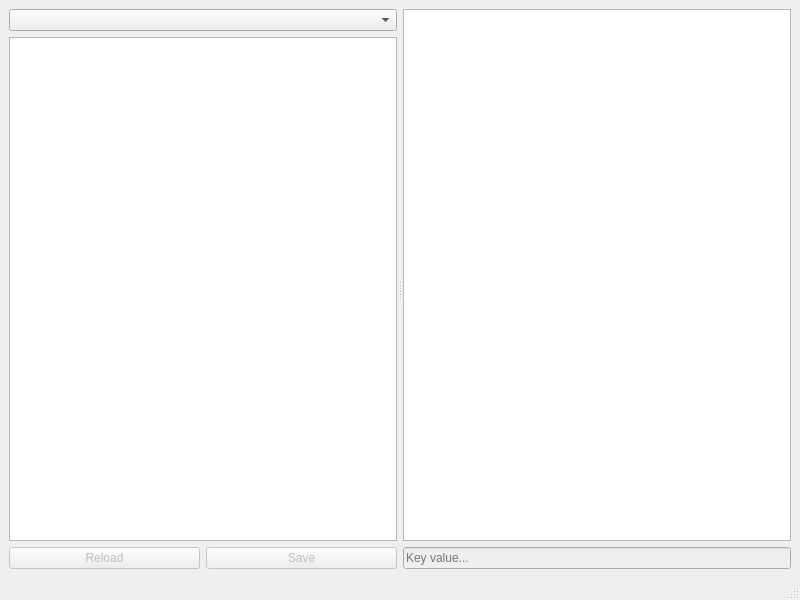
TigranKhachatryan0/kconfig_browser, file kconfig_browser/ui/kconfig_mainwindow.ui: the form before one commit.
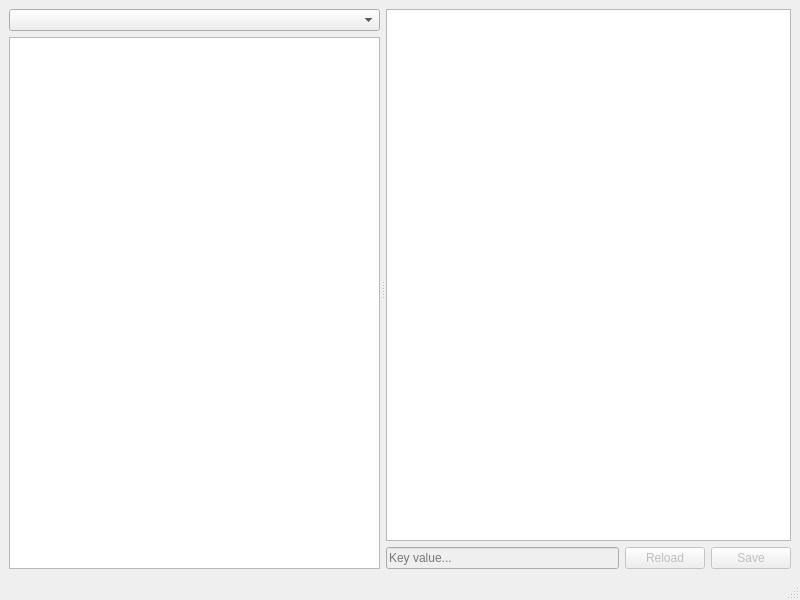
The form after the commit. Icons and pictures are not drawn.

Patch:
```diff
--- a/kconfig_browser/ui/kconfig_mainwindow.ui
+++ b/kconfig_browser/ui/kconfig_mainwindow.ui
@@ -36,15 +36,51 @@
          <widget class="QComboBox" name="comboBox_config_files"/>
         </item>
         <item>
-         <widget class="QListWidget" name="listWidget_groups"/>
+         <widget class="QListWidget" name="listWidget_groups">
+          <property name="sizePolicy">
+           <sizepolicy hsizetype="Expanding" vsizetype="Expanding">
+            <horstretch>0</horstretch>
+            <verstretch>0</verstretch>
+           </sizepolicy>
+          </property>
+         </widget>
+        </item>
+       </layout>
+      </widget>
+      <widget class="QWidget" name="verticalLayoutWidget_2">
+       <layout class="QVBoxLayout" name="right_panel">
+        <item>
+         <widget class="QListWidget" name="listWidget_keys"/>
         </item>
         <item>
          <layout class="QHBoxLayout" name="horizontalLayout">
+          <item>
+           <widget class="QLineEdit" name="lineEdit_value">
+            <property name="enabled">
+             <bool>false</bool>
+            </property>
+            <property name="sizePolicy">
+             <sizepolicy hsizetype="Expanding" vsizetype="Preferred">
+              <horstretch>0</horstretch>
+              <verstretch>0</verstretch>
+             </sizepolicy>
+            </property>
+            <property name="placeholderText">
+             <string>Key value...</string>
+            </property>
+           </widget>
+          </item>
           <item>
            <widget class="QPushButton" name="pushButton_reload">
             <property name="enabled">
              <bool>false</bool>
             </property>
+            <property name="sizePolicy">
+             <sizepolicy hsizetype="Minimum" vsizetype="Fixed">
+              <horstretch>0</horstretch>
+              <verstretch>0</verstretch>
+             </sizepolicy>
+            </property>
             <property name="text">
              <string>Reload</string>
             </property>
@@ -72,23 +108,6 @@
         </item>
        </layout>
       </widget>
-      <widget class="QWidget" name="verticalLayoutWidget_2">
-       <layout class="QVBoxLayout" name="right_panel">
-        <item>
-         <widget class="QListWidget" name="listWidget_keys"/>
-        </item>
-        <item>
-         <widget class="QLineEdit" name="lineEdit_value">
-          <property name="enabled">
-           <bool>false</bool>
-          </property>
-          <property name="placeholderText">
-           <string>Key value...</string>
-          </property>
-         </widget>
-        </item>
-       </layout>
-      </widget>
      </widget>
     </item>
    </layout>
```
